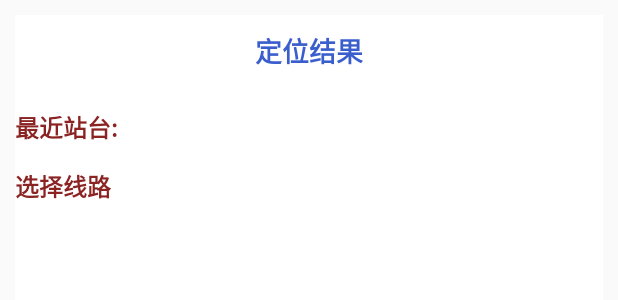
After one commit to xingchongzhu/StationRemind, an Android app: the layout select_line_dialog.xml on its own in the app's theme, with its tools: preview values and no code run, on a phone screen of 412 x 824 dp. The commit adds this screen. Shown: the top 300 px of the screen. Run offline under Robolectric (Android 15) with nearby library versions, the phone set to English and light mode, and no system bars.

Commit message:
提交定位线路选择

```diff
--- a/app/src/main/java/com/traffic/locationremind/common/util/CommonFuction.java
+++ b/app/src/main/java/com/traffic/locationremind/common/util/CommonFuction.java
@@ -1,13 +1,4 @@
-/**
- * Copyright (C) 2015~2050 by foolstudio. All rights reserved.
- *
- * ��Դ�ļ��д��벻����������������ҵ��;�����߱�������Ȩ��
- *
- * ���ߣ�������
- *
- * �������䣺foolstudio@qq.com
- *
-*/
+
 
 package com.traffic.locationremind.common.util;
 
@@ -32,6 +23,7 @@ public class CommonFuction {
 	private static final double EARTH_RADIUS = 6378137.0;
 	public static final String SHNAME = "subwab_info";
 	public static final String CITYNO = "cityno";
+	public static final String TRANSFER_SPLIT = ",";
 	public final static String HEAD = "head";
 	public final static String TAIL = "tail";
 
--- /dev/null
+++ b/app/src/main/res/layout/select_line_dialog.xml
@@ -0,0 +1,64 @@
+<?xml version="1.0" encoding="utf-8"?>
+<LinearLayout xmlns:android="http://schemas.android.com/apk/res/android"
+    android:layout_width="match_parent"
+    android:layout_height="match_parent"
+    android:layout_margin="10dp"
+    android:background="@color/white"
+    android:orientation="vertical">
+
+    <TextView
+        android:id="@+id/title"
+        android:layout_width="match_parent"
+        android:layout_height="wrap_content"
+        android:layout_marginBottom="10dp"
+        android:layout_marginTop="10dp"
+        android:gravity="center"
+        android:text="@string/select_line_title"
+        android:textAppearance="?android:attr/textAppearanceLarge"
+        android:textColor="@color/Royal_blue"
+        android:textSize="18dp"
+        android:textStyle="bold" />
+
+    <LinearLayout
+        android:layout_width="match_parent"
+        android:layout_height="wrap_content"
+        android:layout_marginBottom="10dp"
+        android:layout_marginTop="10dp"
+        android:paddingTop="5dp">
+
+        <TextView
+            android:layout_width="wrap_content"
+            android:layout_height="wrap_content"
+            android:text="@string/location_line_select"
+            android:textAppearance="?android:attr/textAppearanceLarge"
+            android:textColor="@color/brown"
+            android:textSize="16dp"
+            android:textStyle="bold" />
+
+        <TextView
+            android:id="@+id/station"
+            android:layout_width="wrap_content"
+            android:layout_height="wrap_content"
+            android:textAppearance="?android:attr/textAppearanceLarge"
+            android:textColor="@color/black"
+            android:textSize="14dp"
+            android:textStyle="bold" />
+    </LinearLayout>
+
+    <TextView
+        android:layout_width="wrap_content"
+        android:layout_height="wrap_content"
+        android:paddingTop="5dp"
+        android:text="@string/select_line_info"
+        android:textAppearance="?android:attr/textAppearanceLarge"
+        android:textColor="@color/brown"
+        android:textSize="16dp"
+        android:textStyle="bold" />
+
+    <ListView
+        android:id="@+id/listview"
+        android:layout_width="match_parent"
+        android:layout_height="wrap_content"
+        android:paddingTop="5dp" />
+
+</LinearLayout>
--- a/app/src/main/res/layout/setting_reminder_dialog.xml
+++ b/app/src/main/res/layout/setting_reminder_dialog.xml
@@ -2,7 +2,7 @@
 <LinearLayout xmlns:android="http://schemas.android.com/apk/res/android"
     android:layout_width="match_parent"
     android:layout_height="match_parent"
-              android:layout_margin="10dp"
+    android:layout_margin="10dp"
     android:background="@color/white"
     android:orientation="vertical">
 
@@ -118,33 +118,6 @@
             android:textColor="@color/white"
             android:textSize="15dp" />
     </LinearLayout>
-    <!--<LinearLayout
-        android:layout_width="match_parent"
-        android:layout_height="wrap_content"
-        android:layout_margin="5dp"
-        android:orientation="horizontal">
-
-        <Button
-            android:id="@+id/cancel_action"
-            android:layout_width="0dp"
-            android:layout_height="wrap_content"
-            android:layout_margin="10dp"
-            android:layout_weight="1"
-            android:background="@color/white"
-            android:text="@string/cancle_btn"
-            android:textSize="16dp" />
-
-        <Button
-            android:id="@+id/save_action"
-            android:layout_width="0dp"
-            android:layout_height="wrap_content"
-            android:layout_margin="10dp"
-            android:layout_weight="1"
-            android:background="@color/white"
-            android:text="@string/save_btn"
-            android:textSize="16dp" />
-
-    </LinearLayout>-->
 
 
 </LinearLayout>
--- a/app/src/main/res/values/strings.xml
+++ b/app/src/main/res/values/strings.xml
@@ -55,4 +55,8 @@
     <string name="arrived_reminder">到站提醒</string>
     <string name="please_set_target">请设置目标站点</string>
     <string name="please_set_permission">请设置权限</string>
+    <string name="select_line_title">定位结果</string>
+    <string name="location_line_select">最近站台:</string>
+    <string name="select_line_info">选择线路</string>
+    <string name="line_tail">%d号线</string>
 </resources>
```
